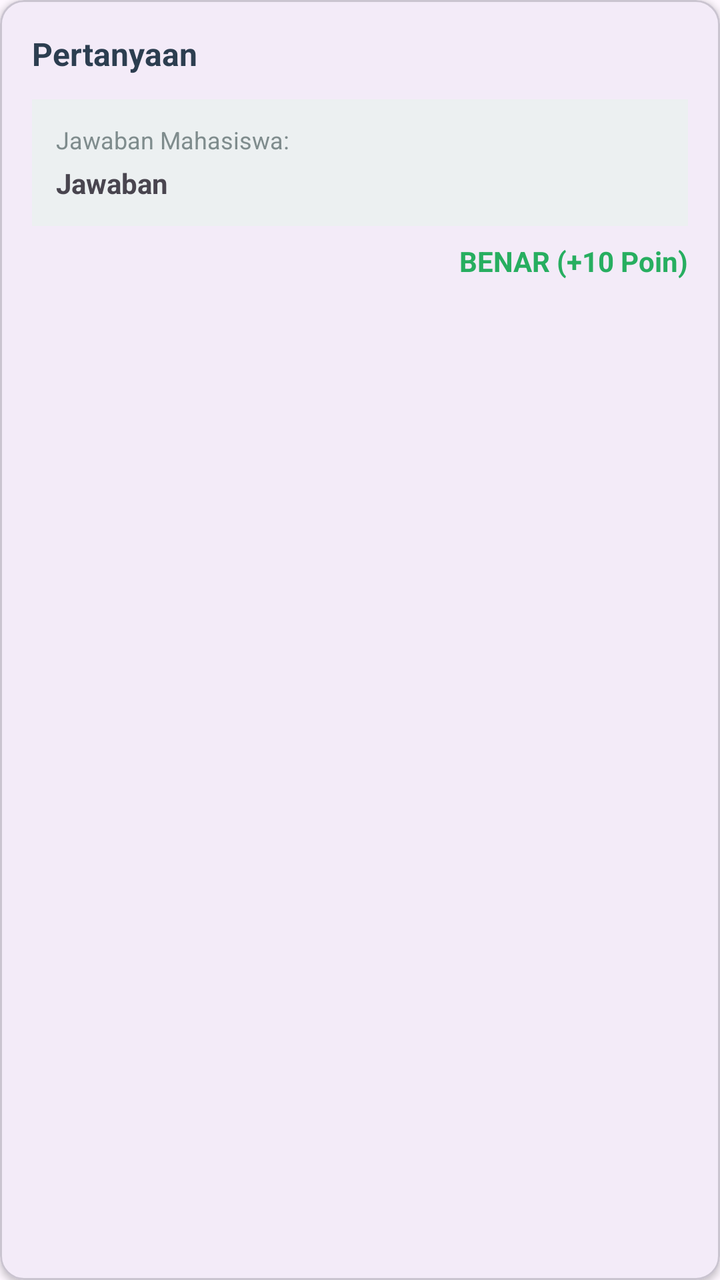
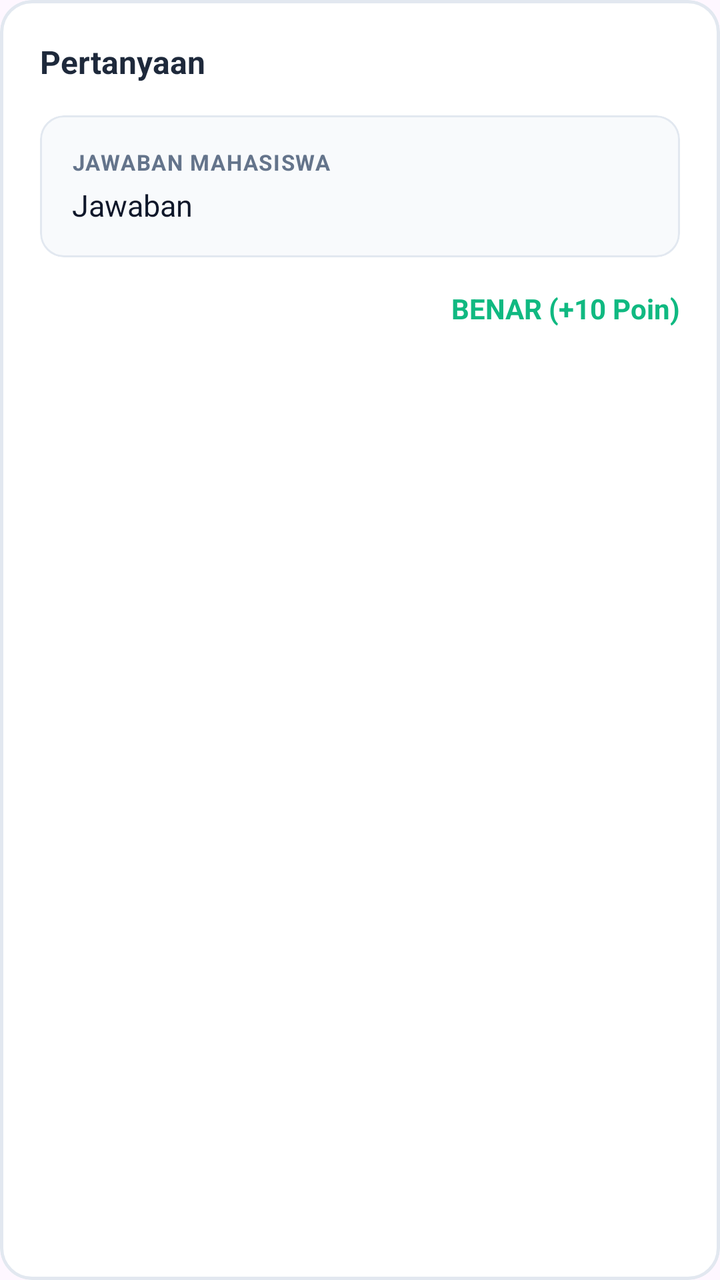

Screens rendered from an Android XML layout before and after an edit, with the pre-edit source and the edit as a unified diff.
<!-- AndroidManifest.xml: application theme Theme.IFUnjaniExam -->
<!-- res/layout/item_student_answer.xml -->
<?xml version="1.0" encoding="utf-8"?>
<com.google.android.material.card.MaterialCardView xmlns:android="http://schemas.android.com/apk/res/android"
    xmlns:app="http://schemas.android.com/apk/res-auto"
    android:layout_width="match_parent"
    android:layout_height="wrap_content"
    android:layout_margin="8dp"
    app:cardCornerRadius="12dp"
    app:cardElevation="2dp">

    <LinearLayout
        android:layout_width="match_parent"
        android:layout_height="wrap_content"
        android:orientation="vertical"
        android:padding="16dp">

        <TextView
            android:id="@+id/tvQuestionText"
            android:layout_width="wrap_content"
            android:layout_height="wrap_content"
            android:text="Pertanyaan"
            android:textSize="16sp"
            android:textStyle="bold"
            android:textColor="#2c3e50" />

        <ImageView
            android:id="@+id/ivQuestionImage"
            android:layout_width="match_parent"
            android:layout_height="200dp"
            android:layout_marginTop="8dp"
            android:scaleType="centerInside"
            android:visibility="gone" />

        <LinearLayout
            android:id="@+id/llStudentAnswer"
            android:layout_width="match_parent"
            android:layout_height="wrap_content"
            android:layout_marginTop="12dp"
            android:orientation="vertical"
            android:padding="12dp"
            android:background="#ecf0f1">

            <TextView
                android:layout_width="wrap_content"
                android:layout_height="wrap_content"
                android:text="Jawaban Mahasiswa:"
                android:textSize="12sp"
                android:textColor="#7f8c8d" />

            <TextView
                android:id="@+id/tvStudentAnswer"
                android:layout_width="wrap_content"
                android:layout_height="wrap_content"
                android:text="Jawaban"
                android:textSize="14sp"
                android:layout_marginTop="4dp"
                android:textStyle="bold" />
                
            <TextView
                android:id="@+id/tvCorrectAnswerLabel"
                android:layout_width="wrap_content"
                android:layout_height="wrap_content"
                android:text="Seharusnya:"
                android:textSize="12sp"
                android:textColor="#e74c3c"
                android:layout_marginTop="8dp"
                android:visibility="gone" />

            <TextView
                android:id="@+id/tvCorrectAnswer"
                android:layout_width="wrap_content"
                android:layout_height="wrap_content"
                android:text="Jawaban Benar"
                android:textSize="14sp"
                android:textColor="#e74c3c"
                android:textStyle="italic"
                android:visibility="gone" />
        </LinearLayout>

        <TextView
            android:id="@+id/tvStatus"
            android:layout_width="match_parent"
            android:layout_height="wrap_content"
            android:layout_marginTop="8dp"
            android:text="BENAR (+10 Poin)"
            android:textAlignment="viewEnd"
            android:textSize="14sp"
            android:textStyle="bold"
            android:textColor="#27ae60" />

    </LinearLayout>
</com.google.android.material.card.MaterialCardView>
<!-- resources referenced by this layout -->
<resources>
  <style name="Theme.IFUnjaniExam" parent="Base.Theme.IFUnjaniExam" />
  <style name="Base.Theme.IFUnjaniExam" parent="Theme.Material3.DayNight.NoActionBar">
          
          
      </style>
</resources>

<!-- the commit's change to res/layout/item_student_answer.xml (unified diff, before → after) -->
@@ -3,15 +3,19 @@
     xmlns:app="http://schemas.android.com/apk/res-auto"
     android:layout_width="match_parent"
     android:layout_height="wrap_content"
-    android:layout_margin="8dp"
-    app:cardCornerRadius="12dp"
-    app:cardElevation="2dp">
+    android:layout_marginHorizontal="16dp"
+    android:layout_marginVertical="8dp"
+    app:cardBackgroundColor="#FFFFFF"
+    app:cardCornerRadius="16dp"
+    app:cardElevation="0dp"
+    app:strokeColor="#E2E8F0"
+    app:strokeWidth="1.5dp">
 
     <LinearLayout
         android:layout_width="match_parent"
         android:layout_height="wrap_content"
         android:orientation="vertical"
-        android:padding="16dp">
+        android:padding="20dp">
 
         <TextView
             android:id="@+id/tvQuestionText"
@@ -20,72 +24,88 @@
             android:text="Pertanyaan"
             android:textSize="16sp"
             android:textStyle="bold"
-            android:textColor="#2c3e50" />
+            android:lineSpacingExtra="4dp"
+            android:textColor="#1E293B" />
 
         <ImageView
             android:id="@+id/ivQuestionImage"
             android:layout_width="match_parent"
             android:layout_height="200dp"
-            android:layout_marginTop="8dp"
+            android:layout_marginTop="12dp"
             android:scaleType="centerInside"
             android:visibility="gone" />
 
-        <LinearLayout
-            android:id="@+id/llStudentAnswer"
+        <com.google.android.material.card.MaterialCardView
             android:layout_width="match_parent"
             android:layout_height="wrap_content"
-            android:layout_marginTop="12dp"
-            android:orientation="vertical"
-            android:padding="12dp"
-            android:background="#ecf0f1">
+            android:layout_marginTop="16dp"
+            app:cardBackgroundColor="#F8FAFC"
+            app:cardCornerRadius="12dp"
+            app:cardElevation="0dp"
+            app:strokeColor="#E2E8F0"
+            app:strokeWidth="1dp">
 
-            <TextView
-                android:layout_width="wrap_content"
+            <LinearLayout
+                android:id="@+id/llStudentAnswer"
+                android:layout_width="match_parent"
                 android:layout_height="wrap_content"
-                android:text="Jawaban Mahasiswa:"
-                android:textSize="12sp"
-                android:textColor="#7f8c8d" />
+                android:orientation="vertical"
+                android:padding="16dp">
 
-            <TextView
-                android:id="@+id/tvStudentAnswer"
-                android:layout_width="wrap_content"
-                android:layout_height="wrap_content"
-                android:text="Jawaban"
-                android:textSize="14sp"
-                android:layout_marginTop="4dp"
-                android:textStyle="bold" />
-                
-            <TextView
-                android:id="@+id/tvCorrectAnswerLabel"
-                android:layout_width="wrap_content"
-                android:layout_height="wrap_content"
-                android:text="Seharusnya:"
-                android:textSize="12sp"
-                android:textColor="#e74c3c"
-                android:layout_marginTop="8dp"
-                android:visibility="gone" />
+                <TextView
+                    android:layout_width="wrap_content"
+                    android:layout_height="wrap_content"
+                    android:text="JAWABAN MAHASISWA"
+                    android:textSize="11sp"
+                    android:textStyle="bold"
+                    android:textColor="#64748B"
+                    android:letterSpacing="0.05" />
 
-            <TextView
-                android:id="@+id/tvCorrectAnswer"
-                android:layout_width="wrap_content"
-                android:layout_height="wrap_content"
-                android:text="Jawaban Benar"
-                android:textSize="14sp"
-                android:textColor="#e74c3c"
-                android:textStyle="italic"
-                android:visibility="gone" />
-        </LinearLayout>
+                <TextView
+                    android:id="@+id/tvStudentAnswer"
+                    android:layout_width="wrap_content"
+                    android:layout_height="wrap_content"
+                    android:text="Jawaban"
+                    android:textSize="15sp"
+                    android:layout_marginTop="4dp"
+                    android:textColor="#0F172A"
+                    android:textStyle="normal" />
+                    
+                <TextView
+                    android:id="@+id/tvCorrectAnswerLabel"
+                    android:layout_width="wrap_content"
+                    android:layout_height="wrap_content"
+                    android:text="SEHARUSNYA"
+                    android:textSize="11sp"
+                    android:textStyle="bold"
+                    android:textColor="#EF4444"
+                    android:letterSpacing="0.05"
+                    android:layout_marginTop="16dp"
+                    android:visibility="gone" />
+
+                <TextView
+                    android:id="@+id/tvCorrectAnswer"
+                    android:layout_width="wrap_content"
+                    android:layout_height="wrap_content"
+                    android:text="Jawaban Benar"
+                    android:textSize="15sp"
+                    android:textColor="#DC2626"
+                    android:textStyle="bold"
+                    android:layout_marginTop="4dp"
+                    android:visibility="gone" />
+            </LinearLayout>
+        </com.google.android.material.card.MaterialCardView>
 
         <TextView
             android:id="@+id/tvStatus"
             android:layout_width="match_parent"
             android:layout_height="wrap_content"
-            android:layout_marginTop="8dp"
+            android:layout_marginTop="16dp"
             android:text="BENAR (+10 Poin)"
             android:textAlignment="viewEnd"
             android:textSize="14sp"
             android:textStyle="bold"
-            android:textColor="#27ae60" />
+            android:textColor="#10B981" />
 
     </LinearLayout>
 </com.google.android.material.card.MaterialCardView>
